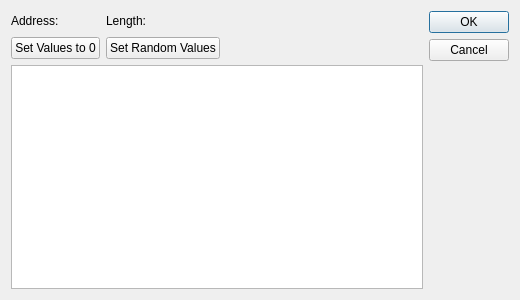
Before: the Qt Designer form modscan64/dialogforcemultipleregisters.ui in sanny32/OpenModScan, drawn with Qt 5.
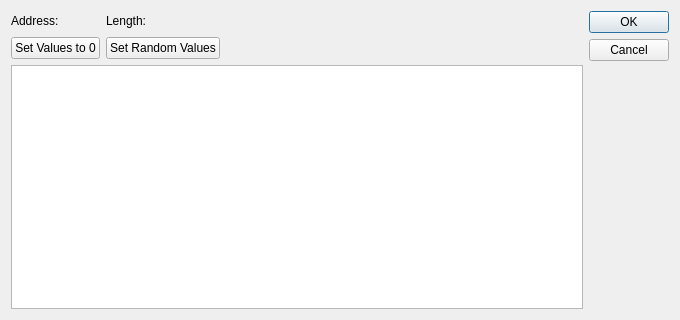
After: the same form once the commit is applied.

Commit message: Developing dialog for forcing multiple registers

What changed in the file:
```diff
--- a/modscan64/dialogforcemultipleregisters.ui
+++ b/modscan64/dialogforcemultipleregisters.ui
@@ -6,14 +6,14 @@
    <rect>
     <x>0</x>
     <y>0</y>
-    <width>520</width>
-    <height>300</height>
+    <width>680</width>
+    <height>320</height>
    </rect>
   </property>
   <property name="minimumSize">
    <size>
-    <width>520</width>
-    <height>300</height>
+    <width>680</width>
+    <height>320</height>
    </size>
   </property>
   <property name="windowTitle">
```
The commit also changes 6 other files.
